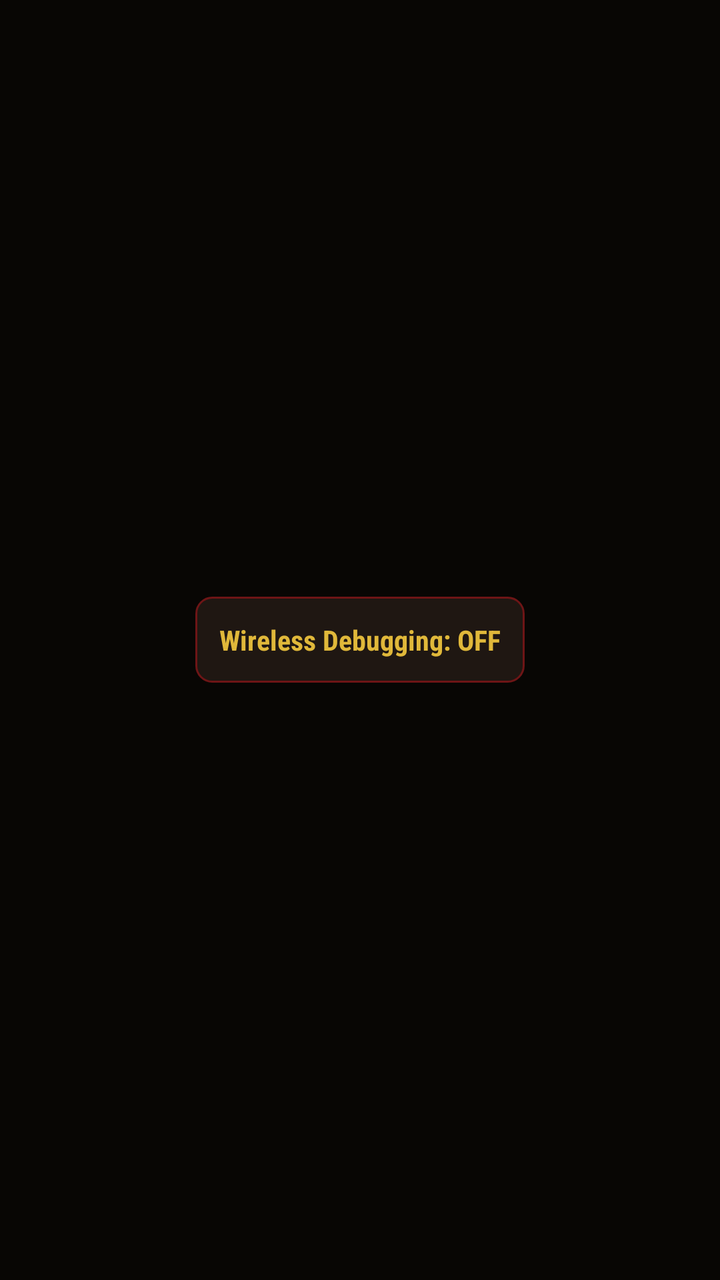
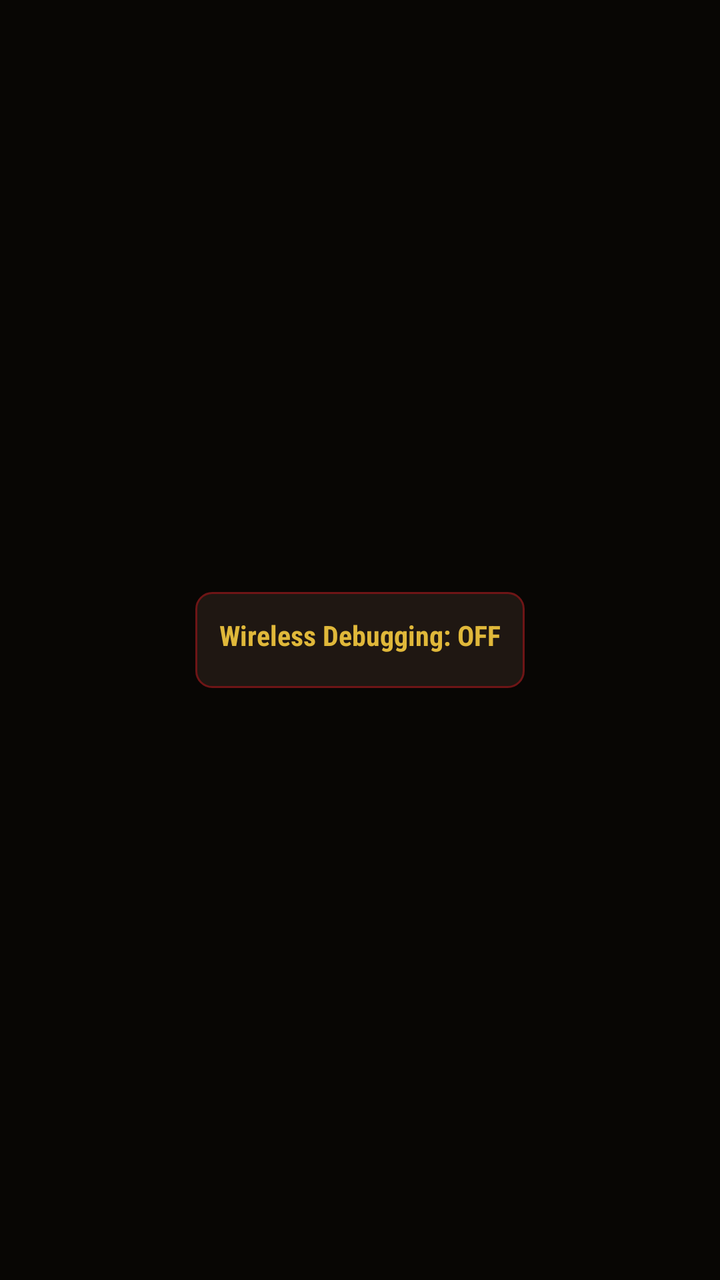

An Android layout rendered at two revisions. The XML below is the earlier revision; the diff shows what the commit changed to produce the second picture.
<!-- AndroidManifest.xml: application theme Theme.KeepADB -->
<!-- res/layout/widget_keepadb.xml -->
<?xml version="1.0" encoding="utf-8"?>
<LinearLayout xmlns:android="http://schemas.android.com/apk/res/android"
    android:layout_width="match_parent"
    android:layout_height="match_parent"
    android:gravity="center"
    android:padding="8dp"
    android:background="@color/ground">

    <TextView
        android:id="@+id/widget_label"
        android:layout_width="wrap_content"
        android:layout_height="wrap_content"
        android:background="@drawable/bg_widget"
        android:padding="12dp"
        android:textColor="@color/text_yellow"
        android:textSize="14sp"
        android:textStyle="bold"
        android:fontFamily="sans-serif-condensed"
        android:text="@string/widget_text_off" />
</LinearLayout>
<!-- resources referenced by this layout -->
<resources>
  <color name="ground">#080604</color>
  <color name="text_yellow">#E0B83A</color>
  <!-- drawable bg_widget (drawable) -->
  <?xml version="1.0" encoding="utf-8"?>
  <shape xmlns:android="http://schemas.android.com/apk/res/android">
      <solid android:color="@color/panel_strong" />
      <stroke android:width="1dp" android:color="@color/border_red" />
      <corners android:radius="@dimen/radius_control" />
  </shape>
  <string name="widget_text_off">Wireless Debugging: OFF</string>
  <style name="Theme.KeepADB" parent="android:style/Theme.Material.NoActionBar">
          <item name="android:fontFamily">sans-serif</item>
          <item name="android:windowBackground">@color/ground</item>
          <item name="android:colorAccent">@color/title_yellow</item>
          <item name="android:colorControlActivated">@color/title_yellow</item>
          <item name="android:colorControlHighlight">@color/border_red</item>
          <item name="android:navigationBarColor">@color/ground</item>
          <item name="android:statusBarColor">@color/banner_red</item>
          <item name="android:windowLightStatusBar">false</item>
          <item name="android:textColorPrimary">@color/night_text</item>
          <item name="android:textColorSecondary">@color/night_muted</item>
      </style>
  <color name="panel_strong">#1F1712</color>
  <color name="border_red">#6E1516</color>
  <dimen name="radius_control">8dp</dimen>
  <color name="title_yellow">#FFD21F</color>
  <color name="banner_red">#B11218</color>
  <color name="night_text">#EDE6DC</color>
  <color name="night_muted">#A79B8C</color>
</resources>

<!-- the commit's change to res/layout/widget_keepadb.xml (unified diff, before → after) -->
@@ -11,6 +11,9 @@
         android:layout_width="wrap_content"
         android:layout_height="wrap_content"
         android:background="@drawable/bg_widget"
+        android:contentDescription="@string/widget_text_off"
+        android:minWidth="48dp"
+        android:minHeight="48dp"
         android:padding="12dp"
         android:textColor="@color/text_yellow"
         android:textSize="14sp"
